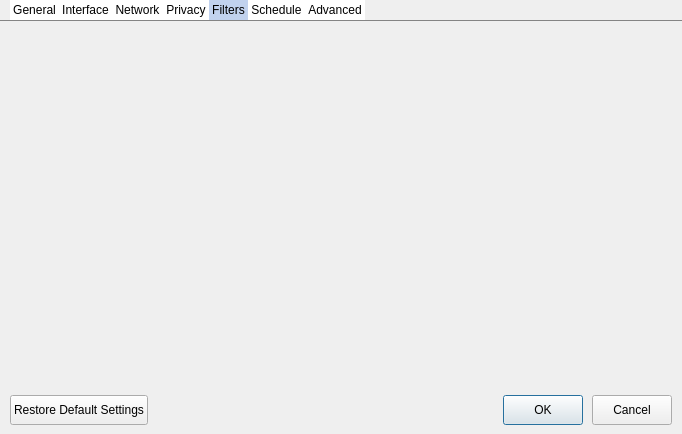
Above: src/dialogs/preferencedialog.ui from setvisible/ArrowDL before the change. Below: the same form after it.
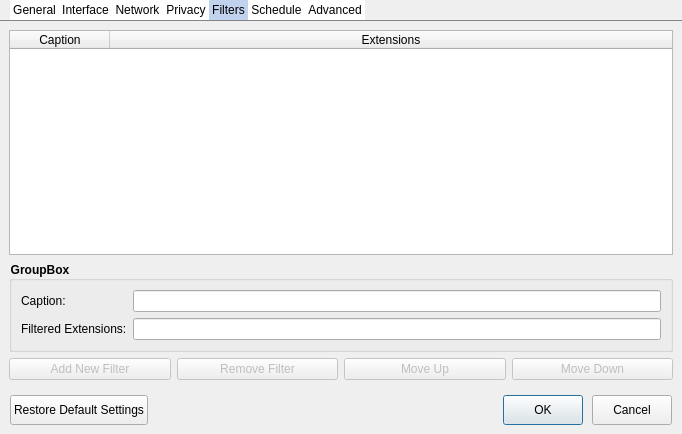
That is the form after the change. The open tabs and pages were chosen to show the change. Icons and pictures are not drawn. Custom widgets are drawn as their Qt base class.

Commit message: [GUI] Add filters to WizardDialog

```diff
--- a/src/dialogs/preferencedialog.ui
+++ b/src/dialogs/preferencedialog.ui
@@ -306,6 +306,125 @@
       <attribute name="title">
        <string>Filters</string>
       </attribute>
+      <layout class="QVBoxLayout" name="verticalLayout_9">
+       <item>
+        <widget class="QTableWidget" name="filterTableWidget">
+         <property name="horizontalScrollBarPolicy">
+          <enum>Qt::ScrollBarAlwaysOff</enum>
+         </property>
+         <property name="showGrid">
+          <bool>false</bool>
+         </property>
+         <attribute name="horizontalHeaderHighlightSections">
+          <bool>false</bool>
+         </attribute>
+         <attribute name="horizontalHeaderStretchLastSection">
+          <bool>true</bool>
+         </attribute>
+         <attribute name="verticalHeaderVisible">
+          <bool>false</bool>
+         </attribute>
+         <attribute name="verticalHeaderDefaultSectionSize">
+          <number>22</number>
+         </attribute>
+         <attribute name="verticalHeaderMinimumSectionSize">
+          <number>22</number>
+         </attribute>
+         <attribute name="verticalHeaderStretchLastSection">
+          <bool>false</bool>
+         </attribute>
+         <column>
+          <property name="text">
+           <string>Caption</string>
+          </property>
+         </column>
+         <column>
+          <property name="text">
+           <string>Extensions</string>
+          </property>
+         </column>
+        </widget>
+       </item>
+       <item>
+        <widget class="QGroupBox" name="groupBox_7">
+         <property name="title">
+          <string>GroupBox</string>
+         </property>
+         <layout class="QGridLayout" name="gridLayout">
+          <item row="0" column="0">
+           <widget class="QLabel" name="label_4">
+            <property name="text">
+             <string>Caption:</string>
+            </property>
+           </widget>
+          </item>
+          <item row="1" column="0">
+           <widget class="QLabel" name="label_5">
+            <property name="text">
+             <string>Filtered Extensions:</string>
+            </property>
+           </widget>
+          </item>
+          <item row="0" column="1">
+           <widget class="QLineEdit" name="filterCaptionLineEdit"/>
+          </item>
+          <item row="1" column="1">
+           <widget class="QLineEdit" name="filterRegexLineEdit"/>
+          </item>
+         </layout>
+        </widget>
+       </item>
+       <item>
+        <layout class="QHBoxLayout" name="horizontalLayout_2">
+         <item>
+          <layout class="QHBoxLayout" name="horizontalLayout_4"/>
+         </item>
+         <item>
+          <widget class="QPushButton" name="pushButton">
+           <property name="enabled">
+            <bool>false</bool>
+           </property>
+           <property name="text">
+            <string>Add New Filter</string>
+           </property>
+          </widget>
+         </item>
+         <item>
+          <widget class="QPushButton" name="pushButton_2">
+           <property name="enabled">
+            <bool>false</bool>
+           </property>
+           <property name="text">
+            <string>Remove Filter</string>
+           </property>
+          </widget>
+         </item>
+         <item>
+          <widget class="QPushButton" name="pushButton_3">
+           <property name="enabled">
+            <bool>false</bool>
+           </property>
+           <property name="text">
+            <string>Move Up</string>
+           </property>
+          </widget>
+         </item>
+         <item>
+          <widget class="QPushButton" name="pushButton_4">
+           <property name="enabled">
+            <bool>false</bool>
+           </property>
+           <property name="text">
+            <string>Move Down</string>
+           </property>
+          </widget>
+         </item>
+         <item>
+          <layout class="QHBoxLayout" name="horizontalLayout_3"/>
+         </item>
+        </layout>
+       </item>
+      </layout>
      </widget>
      <widget class="QWidget" name="schedule">
       <attribute name="icon">
```
The commit also changes 10 other files.
